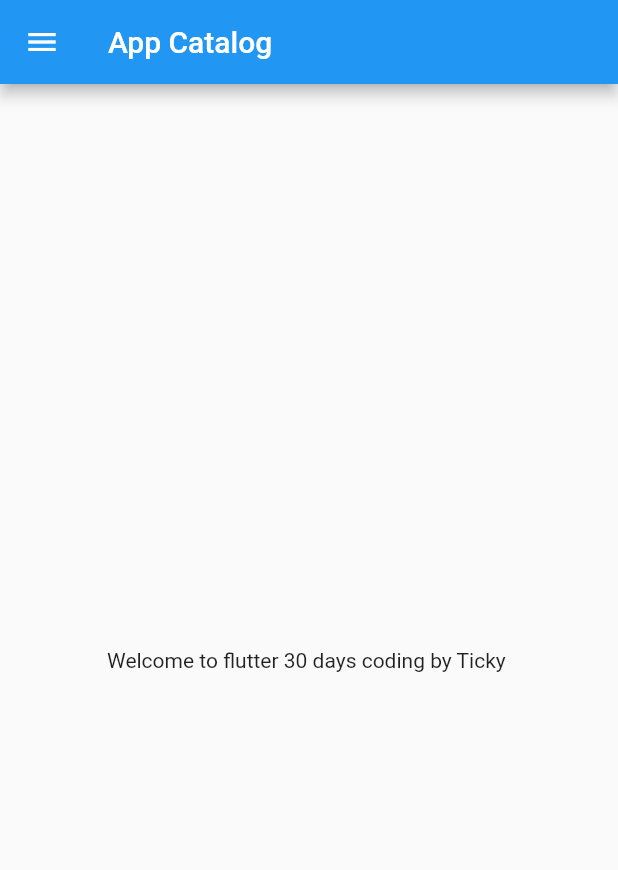
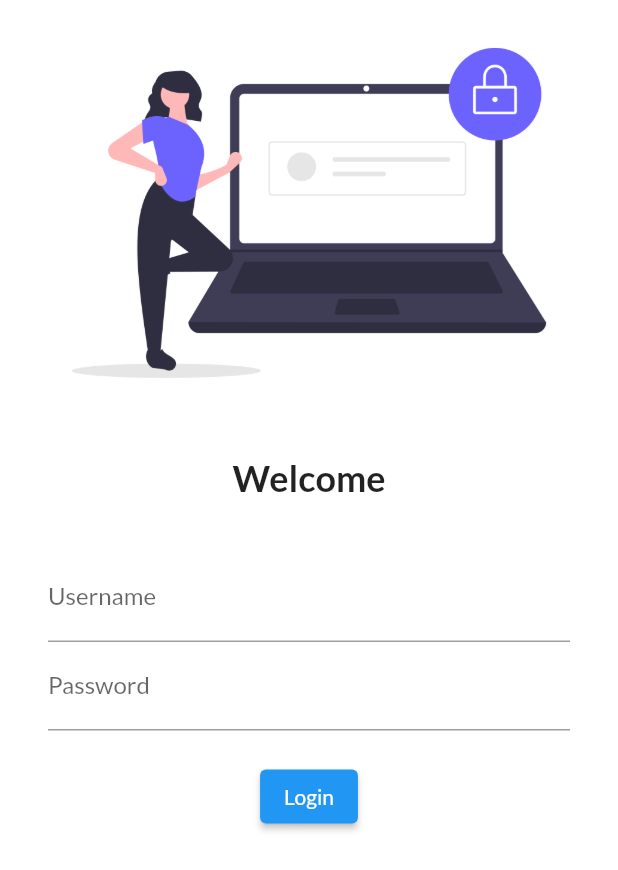
Before and after one commit to rashidalee07/Flutter30Days, a Flutter app: the screen it shows after launch, on a phone screen of 412 x 824 dp. Shown: the top 870 px of the screen. Run offline on Flutter 3.47's test engine with Material 2 defaults, Android fonts, the phone set to English and light mode, and no system bars; our stand-ins replace google_fonts.

Commit message:
Day 4 completed

```diff
--- a/lib/main.dart
+++ b/lib/main.dart
@@ -1,5 +1,7 @@
 import 'package:flutter/material.dart';
-import 'package:flutter_catalog/home_page.dart';
+//import 'package:flutter_catalog/pages/home_page.dart';
+import 'package:flutter_catalog/pages/login_page.dart';
+import 'package:google_fonts/google_fonts.dart';
 
 void main() {
   runApp(MyApp());
@@ -10,7 +12,11 @@ class MyApp extends StatelessWidget {
   @override
   Widget build(BuildContext context) {
     return MaterialApp(
-        // without using materialapp we can not use directly widgets
-        home: HomePage());
+      theme: ThemeData(
+        fontFamily: GoogleFonts.lato().fontFamily,
+      ),
+      // without using materialapp we can not use directly widgets
+      routes: {"/": (context) => LoginPage()},
+    );
   }
 }
--- a/lib/home_page.dart
+++ b/lib/pages/home_page.dart
@@ -13,7 +13,7 @@ class HomePage extends StatelessWidget {
           child: Container(
         child: Text(
             "Welcome to flutter $days days coding by $name "), // the text has move to top of the
-        //screen we will center widget using Center class/widget
+        //screen we will center text using Center class/widget
       )),
       drawer: Drawer(),
     );
--- /dev/null
+++ b/lib/pages/login_page.dart
@@ -0,0 +1,50 @@
+import 'package:flutter/material.dart';
+
+class LoginPage extends StatelessWidget {
+  Widget build(BuildContext context) {
+    return Material(
+      color: Colors.white,
+      child: Column(
+        children: [
+          Image.asset("assets/images/login_image.png", fit: BoxFit.cover),
+          SizedBox(
+            height: 20,
+          ),
+          Text(
+            "Welcome",
+            style: TextStyle(fontSize: 24, fontWeight: FontWeight.bold),
+          ),
+          SizedBox(
+            height: 20,
+          ),
+          Padding(
+            padding: const EdgeInsets.symmetric(vertical: 16, horizontal: 32),
+            child: Column(
+              children: [
+                TextFormField(
+                  decoration: InputDecoration(
+                      hintText: "Enter Username", labelText: "Username"),
+                ),
+                TextFormField(
+                  obscureText: true,
+                  decoration: InputDecoration(
+                    hintText: "Enter Passward",
+                    labelText: "Password",
+                  ),
+                ),
+                SizedBox(height: 20),
+                ElevatedButton(
+                  onPressed: () {
+                    print("Hi Ticky");
+                  },
+                  child: Text("Login"),
+                  style: TextButton.styleFrom(),
+                )
+              ],
+            ),
+          )
+        ],
+      ),
+    );
+  }
+}
--- a/pubspec.yaml
+++ b/pubspec.yaml
@@ -28,6 +28,7 @@ dependencies:
   # The following adds the Cupertino Icons font to your application.
   # Use with the CupertinoIcons class for iOS style icons.
   cupertino_icons: ^1.0.2
+  google_fonts: ^2.1.0
 
 dev_dependencies:
   flutter_test:
@@ -45,8 +46,8 @@ flutter:
   uses-material-design: true
 
   # To add assets to your application, add an assets section, like this:
-  # assets:
-  #   - images/a_dot_burr.jpeg
+  assets:
+    - assets/images/
   #   - images/a_dot_ham.jpeg
 
   # An image asset can refer to one or more resolution-specific "variants", see
```
Also changed, not shown: assets/images/login_image.png (added), pubspec.lock.
